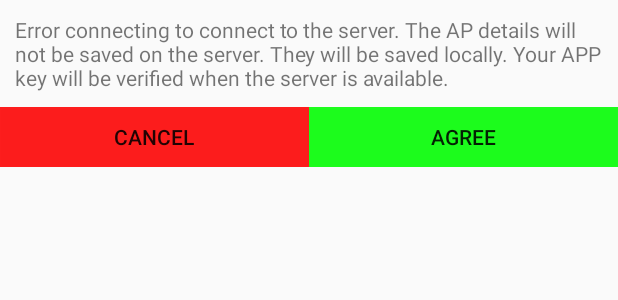
After one commit to pcoder/DroidWifiScan, an Android app: the layout dialog.xml on its own in the app's theme, with its tools: preview values and no code run, on a phone screen of 412 x 824 dp. The commit adds this screen. Shown: the top 300 px of the screen. Run offline under Robolectric (Android 15) with nearby library versions, the phone set to English and light mode, and no system bars.

Commit message:
Added a dialog

```diff
--- /dev/null
+++ b/app/src/main/res/layout/dialog.xml
@@ -0,0 +1,35 @@
+<?xml version="1.0" encoding="utf-8"?>
+<RelativeLayout
+    xmlns:android="http://schemas.android.com/apk/res/android"
+    android:layout_width="match_parent"
+    android:layout_height="wrap_content">
+
+    <TextView
+        android:id="@+id/dialog_info"
+        android:layout_width="match_parent"
+        android:layout_height="wrap_content"
+        android:padding="10dp"
+        android:text="@string/dialog_text"/>
+
+    <LinearLayout
+        android:layout_width="match_parent"
+        android:layout_height="40dp"
+        android:layout_below="@id/dialog_info">
+
+        <Button
+            android:id="@+id/dialog_cancel"
+            android:layout_width="0dp"
+            android:layout_height="match_parent"
+            android:layout_weight="0.50"
+            android:background="#F0FF1212"
+            android:text="Cancel"/>
+
+        <Button
+            android:id="@+id/dialog_ok"
+            android:layout_width="0dp"
+            android:layout_height="match_parent"
+            android:layout_weight="0.50"
+            android:background="#F012FF12"
+            android:text="Agree"/>
+    </LinearLayout>
+</RelativeLayout>
--- a/app/src/main/res/values/strings.xml
+++ b/app/src/main/res/values/strings.xml
@@ -2,4 +2,5 @@
     <string name="app_name">DroidWifiScan</string>
     <string name="hello_world">Hello world!</string>
     <string name="action_settings">Settings</string>
+    <string name="dialog_text">Error connecting to connect to the server. The AP details will not be saved on the server. They will be saved locally. Your APP key will be verified when the server is available.</string>
 </resources>
```
